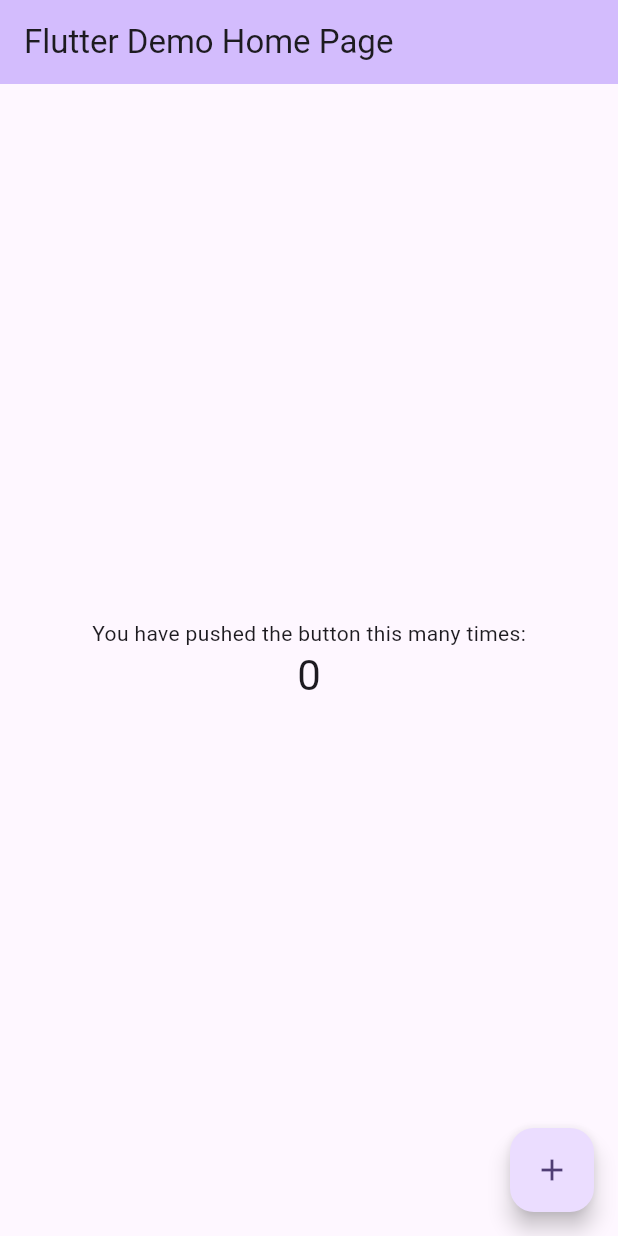
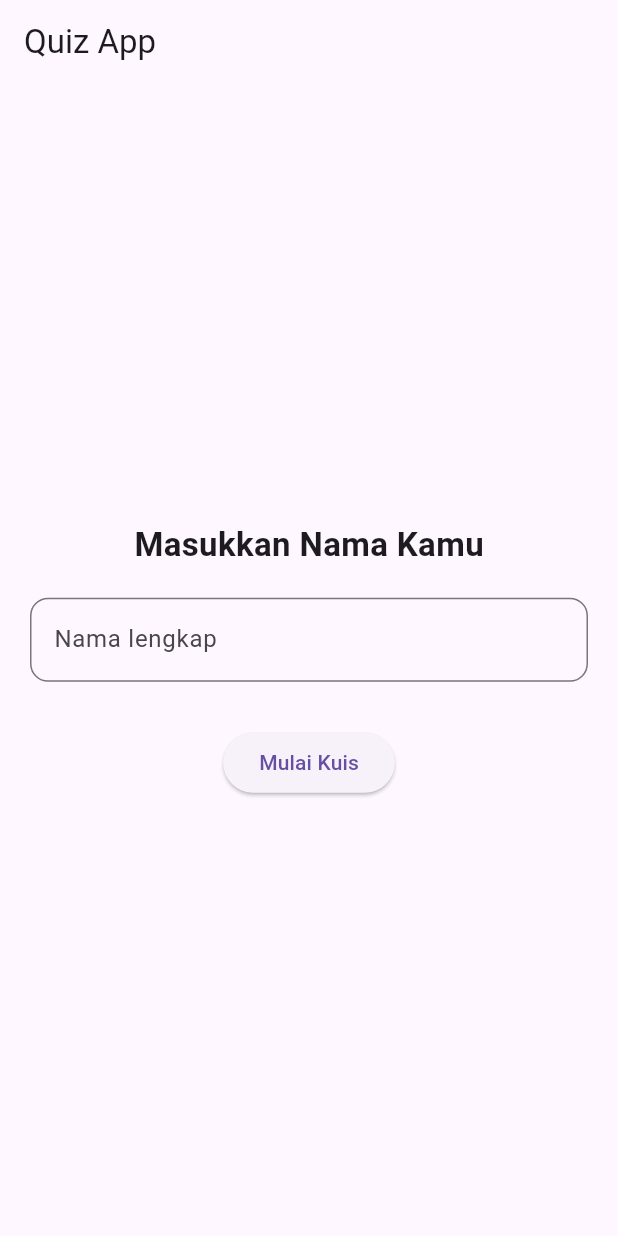
Before and after one commit to Azlinsyah-231401013/Quiz_App_Flutter, a Flutter app: the screen it shows after launch, on a phone screen of 412 x 824 dp. Run offline on Flutter 3.47's test engine with Material 3 defaults, Android fonts, the phone set to English and light mode, and no system bars; Roboto replaces fonts that are missing (Poppins).

Commit message:
feat: tambah navigasi antara Homepage dan Quizpage

```diff
--- a/lib/main.dart
+++ b/lib/main.dart
@@ -1,122 +1,23 @@
 import 'package:flutter/material.dart';
+import 'pages/home_page.dart';
 
 void main() {
-  runApp(const MyApp());
+  runApp(const QuizApp());
 }
 
-class MyApp extends StatelessWidget {
-  const MyApp({super.key});
+class QuizApp extends StatelessWidget {
+  const QuizApp({super.key});
 
-  // This widget is the root of your application.
   @override
   Widget build(BuildContext context) {
     return MaterialApp(
-      title: 'Flutter Demo',
+      debugShowCheckedModeBanner: false,
+      title: 'Quiz App',
       theme: ThemeData(
-        // This is the theme of your application.
-        //
-        // TRY THIS: Try running your application with "flutter run". You'll see
-        // the application has a purple toolbar. Then, without quitting the app,
-        // try changing the seedColor in the colorScheme below to Colors.green
-        // and then invoke "hot reload" (save your changes or press the "hot
-        // reload" button in a Flutter-supported IDE, or press "r" if you used
-        // the command line to start the app).
-        //
-        // Notice that the counter didn't reset back to zero; the application
-        // state is not lost during the reload. To reset the state, use hot
-        // restart instead.
-        //
-        // This works for code too, not just values: Most code changes can be
-        // tested with just a hot reload.
-        colorScheme: ColorScheme.fromSeed(seedColor: Colors.deepPurple),
+        primarySwatch: Colors.blue,
+        fontFamily: 'Poppins', // nanti kita ganti di tahap 3
       ),
-      home: const MyHomePage(title: 'Flutter Demo Home Page'),
+      home: const HomePage(),
     );
   }
 }
-
-class MyHomePage extends StatefulWidget {
-  const MyHomePage({super.key, required this.title});
-
-  // This widget is the home page of your application. It is stateful, meaning
-  // that it has a State object (defined below) that contains fields that affect
-  // how it looks.
-
-  // This class is the configuration for the state. It holds the values (in this
-  // case the title) provided by the parent (in this case the App widget) and
-  // used by the build method of the State. Fields in a Widget subclass are
-  // always marked "final".
-
-  final String title;
-
-  @override
-  State<MyHomePage> createState() => _MyHomePageState();
-}
-
-class _MyHomePageState extends State<MyHomePage> {
-  int _counter = 0;
-
-  void _incrementCounter() {
-    setState(() {
-      // This call to setState tells the Flutter framework that something has
-      // changed in this State, which causes it to rerun the build method below
-      // so that the display can reflect the updated values. If we changed
-      // _counter without calling setState(), then the build method would not be
-      // called again, and so nothing would appear to happen.
-      _counter++;
-    });
-  }
-
-  @override
-  Widget build(BuildContext context) {
-    // This method is rerun every time setState is called, for instance as done
-    // by the _incrementCounter method above.
-    //
-    // The Flutter framework has been optimized to make rerunning build methods
-    // fast, so that you can just rebuild anything that needs updating rather
-    // than having to individually change instances of widgets.
-    return Scaffold(
-      appBar: AppBar(
-        // TRY THIS: Try changing the color here to a specific color (to
-        // Colors.amber, perhaps?) and trigger a hot reload to see the AppBar
-        // change color while the other colors stay the same.
-        backgroundColor: Theme.of(context).colorScheme.inversePrimary,
-        // Here we take the value from the MyHomePage object that was created by
-        // the App.build method, and use it to set our appbar title.
-        title: Text(widget.title),
-      ),
-      body: Center(
-        // Center is a layout widget. It takes a single child and positions it
-        // in the middle of the parent.
-        child: Column(
-          // Column is also a layout widget. It takes a list of children and
-          // arranges them vertically. By default, it sizes itself to fit its
-          // children horizontally, and tries to be as tall as its parent.
-          //
-          // Column has various properties to control how it sizes itself and
-          // how it positions its children. Here we use mainAxisAlignment to
-          // center the children vertically; the main axis here is the vertical
-          // axis because Columns are vertical (the cross axis would be
-          // horizontal).
-          //
-          // TRY THIS: Invoke "debug painting" (choose the "Toggle Debug Paint"
-          // action in the IDE, or press "p" in the console), to see the
-          // wireframe for each widget.
-          mainAxisAlignment: MainAxisAlignment.center,
-          children: <Widget>[
-            const Text('You have pushed the button this many times:'),
-            Text(
-              '$_counter',
-              style: Theme.of(context).textTheme.headlineMedium,
-            ),
-          ],
-        ),
-      ),
-      floatingActionButton: FloatingActionButton(
-        onPressed: _incrementCounter,
-        tooltip: 'Increment',
-        child: const Icon(Icons.add),
-      ), // This trailing comma makes auto-formatting nicer for build methods.
-    );
-  }
-}
--- /dev/null
+++ b/lib/pages/home_page.dart
@@ -0,0 +1,61 @@
+import 'package:flutter/material.dart';
+import 'quiz_page.dart';
+
+class HomePage extends StatefulWidget {
+  const HomePage({super.key});
+
+  @override
+  State<HomePage> createState() => _HomePageState();
+}
+
+class _HomePageState extends State<HomePage> {
+  final TextEditingController _nameController = TextEditingController();
+
+  @override
+  Widget build(BuildContext context) {
+    return Scaffold(
+      appBar: AppBar(title: const Text("Quiz App")),
+      body: Padding(
+        padding: const EdgeInsets.all(20),
+        child: Column(
+          mainAxisAlignment: MainAxisAlignment.center,
+          children: [
+            const Text(
+              "Masukkan Nama Kamu",
+              style: TextStyle(fontSize: 22, fontWeight: FontWeight.bold),
+            ),
+            const SizedBox(height: 20),
+            TextField(
+              controller: _nameController,
+              decoration: InputDecoration(
+                hintText: "Nama lengkap",
+                border: OutlineInputBorder(
+                  borderRadius: BorderRadius.circular(12),
+                ),
+              ),
+            ),
+            const SizedBox(height: 30),
+            ElevatedButton(
+              onPressed: () {
+                if (_nameController.text.isNotEmpty) {
+                  Navigator.push(
+                    context,
+                    MaterialPageRoute(
+                      builder: (context) =>
+                          QuizPage(username: _nameController.text),
+                    ),
+                  );
+                } else {
+                  ScaffoldMessenger.of(context).showSnackBar(
+                    const SnackBar(content: Text("Nama belum diisi!")),
+                  );
+                }
+              },
+              child: const Text("Mulai Kuis"),
+            ),
+          ],
+        ),
+      ),
+    );
+  }
+}
```
Also changed, not shown: lib/pages/quiz_page.dart (added, +40 -0 lines).
